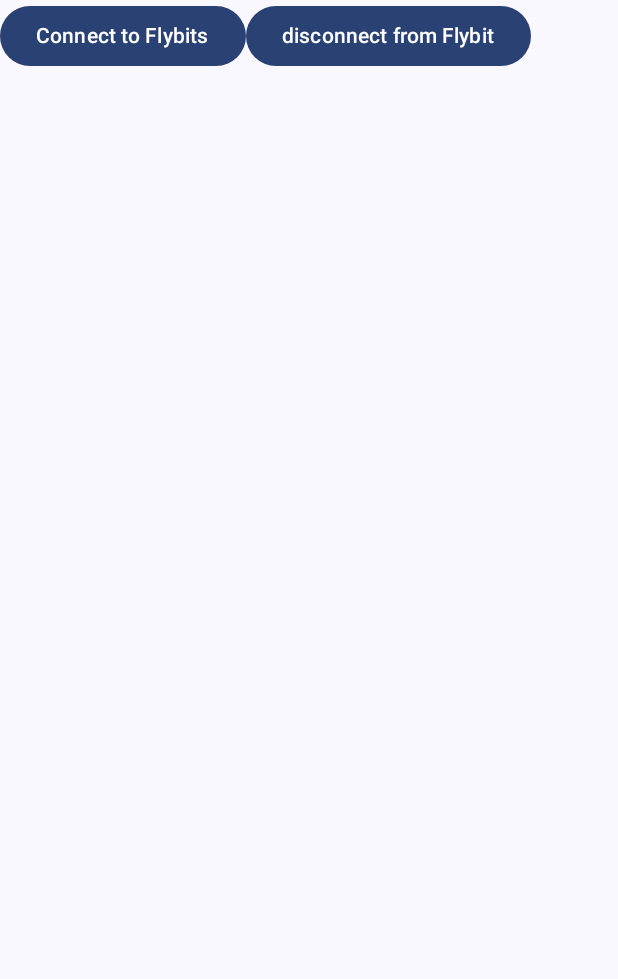
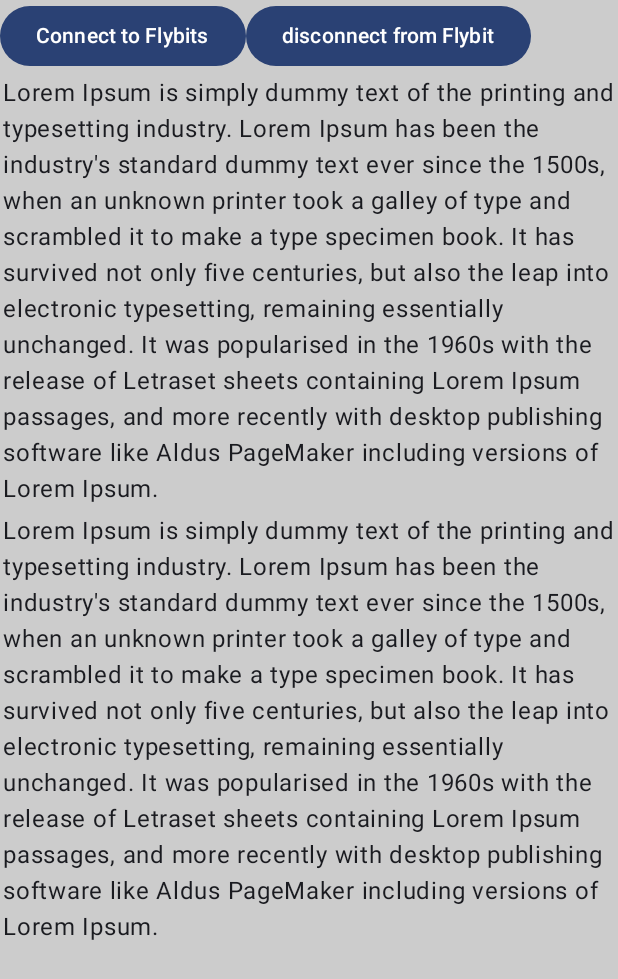
Before and after one commit to flybits/Concierge5Compose, an Android app built with Jetpack Compose: the screen it shows after launch (MainActivity), on a phone screen of 412 x 824 dp. Shown: the top 979 px of the screen. Run offline under Robolectric (Android 15) with nearby library versions, the phone set to English and light mode, and no system bars; libraries missing offline, so code that uses them is left out: com.flybits.commons, com.flybits.concierge, com.flybits.flybitscoreconcierge; 5 statements that could not run were skipped.

Commit message:
Squashed commit of the following:
commit 0e81e85de2d9f0b1e9e9ecbad50a5d9c86c62b3a
Author: Kevin Zhang <Kevin321an@gmail.com>
Date:   Fri Sep 1 15:15:23 2023 -0400

    upgrade the kotlin and compose version

commit b448667ef5c95a1fee23faf62acb12fff16d841b
Author: Kevin Zhang <Kevin321an@gmail.com>
Date:   Tue Aug 1 13:03:52 2023 -0400

    Updated with the fix for the detail view

commit 2ff91a209ec784b25efd0077bd6ddfd1700dbc8c
Author: Abhijit Ghangurde <51491404+abhijitgh13@users.noreply.github.com>
Date:   Wed Jul 26 16:39:21 2023 -0400

    Update to 6/0/0-alpha37

commit ca189d24a0dbacd29d2fe9fe1e075ea33c074c14
Author: Kevin Zhang <Kevin321an@gmail.com>
Date:   Wed Jul 19 22:20:15 2023 -0400

    reproduce the issue

commit 6b608d9217df00ce39068e55e6c8583701721887
Author: Kevin Zhang <Kevin321an@gmail.com>
Date:   Tue Jun 27 11:51:03 2023 -0400

    Add the Concierge example

```diff
--- a/app/src/main/java/com/flybit/concierge5compose/MainActivity.kt
+++ b/app/src/main/java/com/flybit/concierge5compose/MainActivity.kt
@@ -3,14 +3,21 @@ package com.flybit.concierge5compose
 import android.content.Context
 import android.content.ContextWrapper
 import android.os.Bundle
+import android.util.Log
 import android.view.View
 import android.view.ViewGroup
 import androidx.activity.ComponentActivity
 import androidx.activity.compose.setContent
 import androidx.appcompat.app.AppCompatActivity
+import androidx.compose.foundation.background
 import androidx.compose.foundation.layout.Column
 import androidx.compose.foundation.layout.Row
 import androidx.compose.foundation.layout.fillMaxSize
+import androidx.compose.foundation.layout.height
+import androidx.compose.foundation.layout.padding
+import androidx.compose.foundation.layout.size
+import androidx.compose.foundation.rememberScrollState
+import androidx.compose.foundation.verticalScroll
 import androidx.compose.material3.Button
 import androidx.compose.material3.MaterialTheme
 import androidx.compose.material3.Surface
@@ -18,9 +25,16 @@ import androidx.compose.material3.Text
 import androidx.compose.runtime.*
 import androidx.compose.runtime.saveable.rememberSaveable
 import androidx.compose.ui.Modifier
+import androidx.compose.ui.geometry.Offset
+import androidx.compose.ui.graphics.Color
+import androidx.compose.ui.input.nestedscroll.NestedScrollConnection
+import androidx.compose.ui.input.nestedscroll.NestedScrollSource
+import androidx.compose.ui.input.nestedscroll.nestedScroll
 import androidx.compose.ui.platform.LocalContext
 import androidx.compose.ui.platform.LocalView
+import androidx.compose.ui.res.stringResource
 import androidx.compose.ui.tooling.preview.Preview
+import androidx.compose.ui.unit.dp
 import androidx.compose.ui.viewinterop.AndroidView
 import androidx.compose.ui.viewinterop.AndroidViewBinding
 import androidx.fragment.app.*
@@ -37,6 +51,7 @@ import com.flybits.concierge.enums.Container
 import com.flybits.concierge.enums.ContentStyle
 import com.flybits.flybitscoreconcierge.conciergeidps.connect
 import com.flybits.flybitscoreconcierge.idps.AnonymousConciergeIDP
+import kotlin.math.log
 
 fun Context.getActivity(): AppCompatActivity? = when (this) {
     is AppCompatActivity -> this
@@ -53,7 +68,10 @@ class MainActivity : AppCompatActivity() {
         setContent {
             Concierge5ComposeTheme {
                 // A surface container using the 'background' color from the theme
-                Surface(modifier = Modifier.fillMaxSize(), color = MaterialTheme.colorScheme.background) {
+                Surface(
+                    modifier = Modifier.fillMaxSize(),
+                    color = MaterialTheme.colorScheme.background
+                ) {
                     Greeting("Android")
                 }
             }
@@ -64,7 +82,24 @@ class MainActivity : AppCompatActivity() {
 @Composable
 fun Greeting(name: String) {
 
-    Column() {
+    val nestedScrollConnection = remember {
+        object : NestedScrollConnection {
+            override fun onPreScroll(
+                available: Offset,
+                source: NestedScrollSource
+            ): Offset {
+                return Offset.Zero
+            }
+        }
+    }
+
+    Column(
+        modifier = Modifier
+            .background(Color.LightGray)
+            .size(100.dp)
+            .nestedScroll(nestedScrollConnection)
+            .verticalScroll(rememberScrollState())
+    ) {
         val context = LocalContext.current
         val activity = context.getActivity()
 
@@ -91,8 +126,8 @@ fun Greeting(name: String) {
             }
         }
 
-
-
+        Text(stringResource(id = R.string.aLongText), modifier = Modifier.padding(2.dp))
+        Text(stringResource(id = R.string.aLongText), modifier = Modifier.padding(2.dp))
 
         activity?.supportFragmentManager?.let { fragmentManager ->
             /***
@@ -117,11 +152,36 @@ fun Greeting(name: String) {
             /***
              * Example to display a C5 view
              */
-            FragmentContainer(modifier = Modifier, fragmentManager = fragmentManager, commit = {
-                add(it, C5Fragment(context))
+            FragmentContainer(
+                modifier = Modifier.height(300.dp),
+                fragmentManager = fragmentManager,
+                commit = {
+                    add(it, C5Fragment(context), "conciergefragment")
                 })
         }
 
+//        repeat(100) {
+
+        Text(stringResource(id = R.string.aLongText), modifier = Modifier.padding(2.dp))
+        Text(stringResource(id = R.string.aLongText), modifier = Modifier.padding(2.dp))
+        Text(stringResource(id = R.string.aLongText), modifier = Modifier.padding(2.dp))
+//        }
+
+    }
+}
+
+
+@Composable
+private fun ScrollBoxes() {
+    Column(
+        modifier = Modifier
+            .background(Color.LightGray)
+            .size(100.dp)
+            .verticalScroll(rememberScrollState())
+    ) {
+        repeat(10) {
+            Text("Item $it", modifier = Modifier.padding(2.dp))
+        }
     }
 }
 
@@ -129,69 +189,121 @@ fun Greeting(name: String) {
  * Display a fragment into a Compose
  */
 @Composable
-fun FragmentContainer(modifier: Modifier = Modifier, fragmentManager: FragmentManager,
-        commit: FragmentTransaction.(containerId: Int) -> Unit) {
+fun FragmentContainer(
+    modifier: Modifier = Modifier, fragmentManager: FragmentManager,
+    commit: FragmentTransaction.(containerId: Int) -> Unit
+) {
     val containerId by rememberSaveable { mutableStateOf(View.generateViewId()) }
     var initialized by rememberSaveable { mutableStateOf(false) }
+
     AndroidView(modifier = modifier, factory = { context ->
         FragmentContainerView(context).apply { id = containerId }
+//        FragmentContainerView(context).apply { id = View.generateViewId() }
+    }, onRelease = {
+
+        fragmentManager.findFragmentByTag("conciergefragment")?.let { fragment ->
+            fragmentManager.commitNow(true) {
+                Log.e("test315", "remove the fragment")
+                remove(fragment)
+            }
+        }
+
     }, update = { view ->
-        if (!initialized) {
-            fragmentManager.commit { commit(view.id) }
-            initialized = true
-        } else {
-            fragmentManager.onContainerAvailable(view)
+//
+        fragmentManager.commit {
+            Log.e("test315", "add the fragment")
+
+            commit(view.id)
         }
+
+//        if (!initialized) {
+//            fragmentManager.commit { commit(view.id) }
+//            initialized = true
+//        } else {
+//            fragmentManager.onContainerAvailable(view)
+//        }
     })
 }
 
 /** Access to package-private method in FragmentManager through reflection */
 private fun FragmentManager.onContainerAvailable(view: FragmentContainerView) {
-    val method = FragmentManager::class.java.getDeclaredMethod("onContainerAvailable", FragmentContainerView::class.java)
+    val method = FragmentManager::class.java.getDeclaredMethod(
+        "onContainerAvailable",
+        FragmentContainerView::class.java
+    )
     method.isAccessible = true
     method.invoke(this, view)
 }
 
 fun c4Banner(applicationContext: Context): Fragment {
-    return Concierge.fragment(applicationContext, Container.None, null, arrayListOf(ConciergeOptions.Horizontal, ConciergeOptions.Style(ContentStyle.BANNER)))
+    return Concierge.fragment(
+        applicationContext,
+        Container.None,
+        null,
+        arrayListOf(ConciergeOptions.Horizontal, ConciergeOptions.Style(ContentStyle.BANNER))
+    )
 }
 
 fun C4Expose(applicationContext: Context): Fragment {
-    return Concierge.fragment(applicationContext, Container.Expose, null, arrayListOf(ConciergeOptions.ExposeTitle
+    return Concierge.fragment(
+        applicationContext, Container.Expose, null, arrayListOf(
+            ConciergeOptions.ExposeTitle
                 ("expose title"), ConciergeOptions
-            .ExposeCallToAction("call to action")))
+                .ExposeCallToAction("call to action")
+        )
+    )
 }
 
 fun c4Fragment(applicationContext: Context): Fragment {
-    return Concierge.fragment(applicationContext, Container.Categories, null,
+    return Concierge.fragment(
+        applicationContext, Container.Categories, null,
 //            arrayListOf(ConciergeOptions.DisplayNavigation(),
 //                    ConciergeOptions.Settings,
 //                    ConciergeOptions.Notifications)
-            arrayListOf())
+        arrayListOf()
+    )
 }
 
 fun C5Fragment(applicationContext: Context): Fragment {
-    return Concierge.fragment(applicationContext,
+    return Concierge.fragment(
+        applicationContext,
         Container.Configured,
-            arrayListOf(),
-            arrayListOf(ConciergeOptions.DisplayNavigation("c5 content showing here"),
+//            arrayListOf(ConciergeParams.ZonesFilter(Concierge.zonesConfiguration(applicationContext, listOf("carousel")
+//            ))),
+
+        arrayListOf(
+            ConciergeParams.ZonesFilter(
+                Concierge.zonesConfiguration(
+                    applicationContext, listOf("carousel")
+                )
+            )
+        ),
+        arrayListOf(
+            ConciergeOptions.DisplayNavigation("c5 content showing here"),
             ConciergeOptions.Settings,
-                    ConciergeOptions.Notifications)
+            ConciergeOptions.Notifications
+        )
     )
 }
 
 fun init(context: Context) {
     Concierge.setLoggingVerbosity(VerbosityLevel.ALL)
+
+
     val configurationBuilder = FlybitsConciergeConfiguration.Builder(context)
-            .setProjectId("35F6A9F5-579B-4229-815C-7D994CD50F9C")
-            .setGatewayUrl("https://api.demo.flybits.com")
-            .setWebService("localhost:3000")
+        .setProjectId("81A5A577-E2FC-4B68-9977-04C22B09B1F9")
+        .setGatewayUrl("https://api.tdunmndb289.flybits.com")
+        .setWebService("https://static-files-concierge.tdunmndb289.flybits.com/latest")
         .build()
+
     Concierge.configure(configurationBuilder, emptyList(), context)
 }
 
 fun connect(context: Context) {
-    Concierge.connect(context, AnonymousConciergeIDP(), basicResultCallback = object : BasicResultCallback {
+    Concierge.connect(
+        context,
+        AnonymousConciergeIDP(),
+        basicResultCallback = object : BasicResultCallback {
             override fun onException(exception: FlybitsException) {
                 println("test315 onException")
             }
--- a/app/src/main/res/values/strings.xml
+++ b/app/src/main/res/values/strings.xml
@@ -1,3 +1,5 @@
 <resources>
     <string name="app_name">Concierge5 Compose</string>
+    <string name="aLongText">Lorem Ipsum is simply dummy text of the printing and typesetting industry. Lorem Ipsum
+        has been the industry\'s standard dummy text ever since the 1500s, when an unknown printer took a galley of type and scrambled it to make a type specimen book. It has survived not only five centuries, but also the leap into electronic typesetting, remaining essentially unchanged. It was popularised in the 1960s with the release of Letraset sheets containing Lorem Ipsum passages, and more recently with desktop publishing software like Aldus PageMaker including versions of Lorem Ipsum.</string>
 </resources>
--- a/build.gradle
+++ b/build.gradle
@@ -1,6 +1,6 @@
 buildscript {
     ext {
-        compose_version = '1.2.0'
+        compose_version = '1.5.0'
     }
     repositories {
         google()
@@ -21,5 +21,5 @@ buildscript {
 plugins {
     id 'com.android.application' version '7.4.1' apply false
     id 'com.android.library' version '7.4.1' apply false
-    id 'org.jetbrains.kotlin.android' version '1.7.0' apply false
+    id 'org.jetbrains.kotlin.android' version '1.9.0' apply false
 }
```
Also changed, not shown: app/build.gradle (+4 -4 lines), 1 other file. Lines whose indentation alone changed are shown as unchanged.
